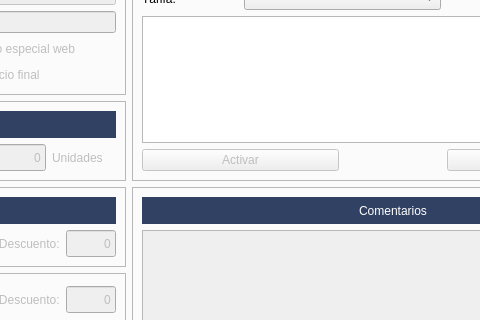
Old version of the form app/ui/Almacen/frmarticulos.ui in the repository MarcArtStudio3D/creative_ERP; both pictures show x 451 to 931 and y 184 to 504 of the 1147 by 630 pixel window.
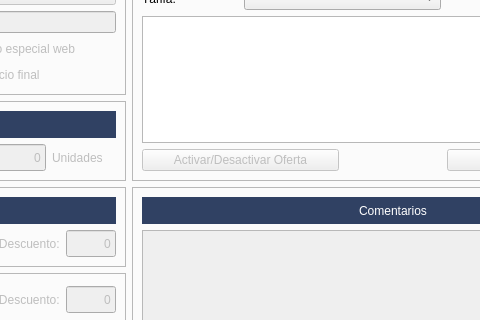
New version of the form. The open tabs and pages were chosen to show the change. Icons and pictures are not drawn. Custom widgets are drawn as their Qt base class.

Commit message: feat(oferta): implement toggle functionality for oferta activation with confirmation dialog and add corresponding tests

```diff
--- a/app/ui/Almacen/frmarticulos.ui
+++ b/app/ui/Almacen/frmarticulos.ui
@@ -2305,7 +2305,7 @@
                    <bool>false</bool>
                   </property>
                   <property name="text">
-                   <string>Activar</string>
+                   <string>Activar/Desactivar Oferta</string>
                   </property>
                   <property name="icon">
                    <iconset>
```
Left out of the diff: 6 changed lines with no effect on the pictures. The commit also changes 2 other files.
